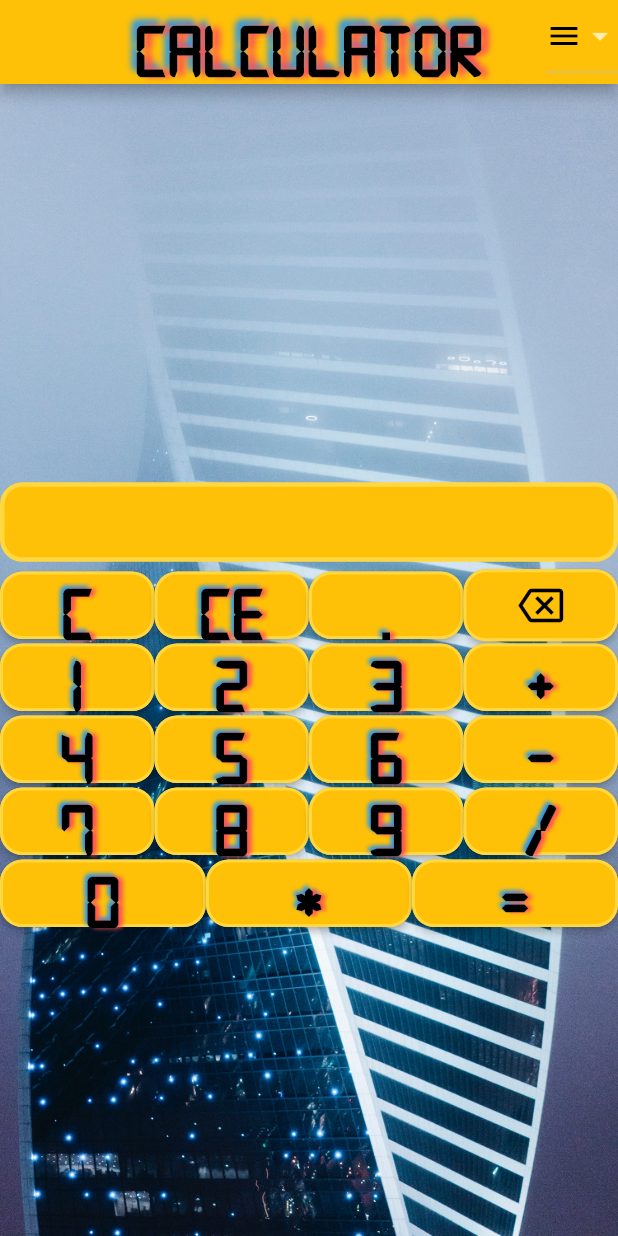
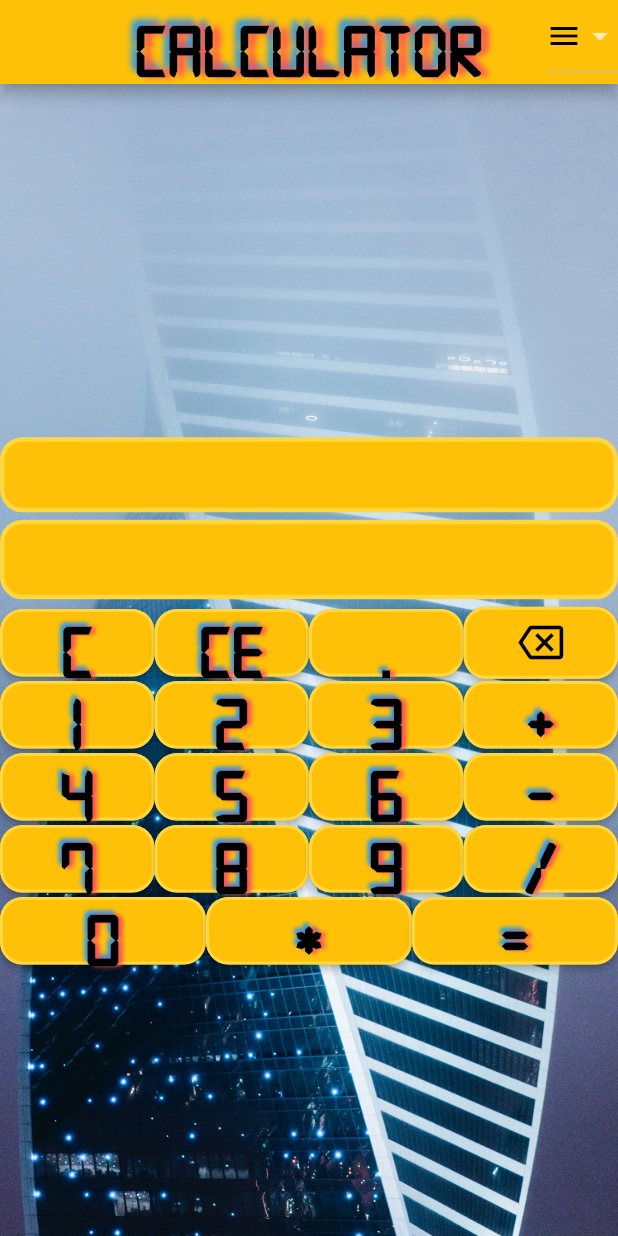
Before and after one commit to TafkaMax/ConnectFoo, a Flutter app: the screen it shows after launch, on a phone screen of 412 x 824 dp. Run offline on Flutter 3.47's test engine with Material 2 defaults, Android fonts, the light colour scheme and no system bars.

Commit message:
added display screen |  made operation buttons more generic

```diff
--- a/calculatorapp/lib/main.dart
+++ b/calculatorapp/lib/main.dart
@@ -18,6 +18,7 @@ class CalculatorApp extends StatelessWidget {
         brightness: Brightness.dark,
         primaryColor: Colors.amber,
         accentColor: Colors.redAccent,
+        disabledColor: Colors.grey,
         elevatedButtonTheme: ElevatedButtonThemeData(
           style: ElevatedButton.styleFrom(
             primary: Colors.amber,
--- a/calculatorapp/lib/providers/calculator_input_model.dart
+++ b/calculatorapp/lib/providers/calculator_input_model.dart
@@ -7,11 +7,11 @@ import 'package:flutter/material.dart';
 class CalculatorInputModel with ChangeNotifier {
   final _calculatorInput = CalculatorInput();
 
-  Queue<String> get inputs => _calculatorInput.currentInputQueue;
+  Queue<String> get currentInputQueue => _calculatorInput.currentInputQueue;
   String get currentInput => _calculatorInput.currentInput;
   Operators get currentOperator => _calculatorInput.currentOperator;
   List<String> get calculatorHistory => _calculatorInput.calculatorHistory;
-  String get currentVisualInput => _calculatorInput.currentVisualInput;
+  List<String> get displayInput => _calculatorInput.displayInput;
 
   void addNumber(String input) {
     _calculatorInput.addNumber(input);
--- a/calculatorapp/lib/screens/calculator_screen.dart
+++ b/calculatorapp/lib/screens/calculator_screen.dart
@@ -1,16 +1,14 @@
 import 'package:Kalkulator/providers/calculator_input_model.dart';
 import 'package:Kalkulator/widgets/backspace_button.dart';
+import 'package:Kalkulator/widgets/calculator_display.dart';
 import 'package:Kalkulator/widgets/calculator_input_screen.dart';
 import 'package:Kalkulator/widgets/clear_button.dart';
 import 'package:Kalkulator/widgets/clear_entry_button.dart';
 import 'package:Kalkulator/widgets/custom_dropdown_menu.dart';
 import 'package:Kalkulator/widgets/decimal_button.dart';
-import 'package:Kalkulator/widgets/divide_button.dart';
 import 'package:Kalkulator/widgets/equals_button.dart';
-import 'package:Kalkulator/widgets/minus_button.dart';
-import 'package:Kalkulator/widgets/multiplier_button.dart';
+import 'package:Kalkulator/widgets/generic_operation_button.dart';
 import 'package:Kalkulator/widgets/number_button.dart';
-import 'package:Kalkulator/widgets/plus_button.dart';
 import 'package:flutter/material.dart';
 import 'package:flutter/widgets.dart';
 import 'package:provider/provider.dart';
@@ -52,7 +50,12 @@ class CalculatorScreen extends StatelessWidget {
                         mainAxisSize: MainAxisSize.min,
                         children: [
                           Container(
-                            child: CalculatorInputScreen(),
+                            child: CalculatorDisplay(
+                                boxConstraints: boxConstraints),
+                          ),
+                          Container(
+                            child: CalculatorInputScreen(
+                                boxConstraints: boxConstraints),
                           ),
                           Row(
                             mainAxisAlignment: MainAxisAlignment.center,
@@ -84,7 +87,9 @@ class CalculatorScreen extends StatelessWidget {
                                 child: NumberButton(buttonnumber: 3),
                               ),
                               Expanded(
-                                child: PlusButton(),
+                                child: GenericOperationButton(
+                                  operation: "+",
+                                ),
                               ),
                             ],
                           ),
@@ -101,7 +106,7 @@ class CalculatorScreen extends StatelessWidget {
                                 child: NumberButton(buttonnumber: 6),
                               ),
                               Expanded(
-                                child: MinusButton(),
+                                child: GenericOperationButton(operation: "-"),
                               ),
                             ],
                           ),
@@ -118,7 +123,9 @@ class CalculatorScreen extends StatelessWidget {
                                 child: NumberButton(buttonnumber: 9),
                               ),
                               Expanded(
-                                child: DivideButton(),
+                                child: GenericOperationButton(
+                                  operation: "/",
+                                ),
                               ),
                             ],
                           ),
@@ -129,7 +136,9 @@ class CalculatorScreen extends StatelessWidget {
                                 child: NumberButton(buttonnumber: 0),
                               ),
                               Expanded(
-                                child: MultiplierButton(),
+                                child: GenericOperationButton(
+                                  operation: "*",
+                                ),
                               ),
                               Expanded(
                                 child: EqualsButton(),
--- /dev/null
+++ b/calculatorapp/lib/widgets/calculator_display.dart
@@ -0,0 +1,47 @@
+import 'package:Kalkulator/providers/calculator_input_model.dart';
+import 'package:flutter/material.dart';
+import 'package:provider/provider.dart';
+
+class CalculatorDisplay extends StatelessWidget {
+  final BoxConstraints boxConstraints;
+
+  CalculatorDisplay({@required this.boxConstraints});
+
+  @override
+  Widget build(BuildContext context) {
+    return Consumer<CalculatorInputModel>(
+      builder: (context, calculatorinputmodel, child) {
+        return Container(
+          padding: EdgeInsets.all(10),
+          constraints: BoxConstraints(
+            minWidth: boxConstraints.maxWidth,
+            // fontsize is 30, padding is 10, so 50 is needed for it not change size if empty
+            minHeight: Theme.of(context).textTheme.bodyText1.fontSize + 20,
+          ),
+          decoration: BoxDecoration(
+            borderRadius: BorderRadius.circular(15),
+            border: Border.all(
+              width: 3,
+              color: Colors.amberAccent,
+            ),
+            color: Colors.amber,
+          ),
+          child: Wrap(
+            alignment: WrapAlignment.end,
+            spacing: 1,
+            runSpacing: 3,
+            children: calculatorinputmodel.displayInput
+                .map(
+                  (op) => (new Text(
+                    op,
+                    style: Theme.of(context).textTheme.bodyText1,
+                    softWrap: true,
+                  )),
+                )
+                .toList(),
+          ),
+        );
+      },
+    );
+  }
+}
--- a/calculatorapp/lib/widgets/calculator_input_screen.dart
+++ b/calculatorapp/lib/widgets/calculator_input_screen.dart
@@ -3,6 +3,10 @@ import 'package:flutter/material.dart';
 import 'package:provider/provider.dart';
 
 class CalculatorInputScreen extends StatelessWidget {
+  final BoxConstraints boxConstraints;
+
+  const CalculatorInputScreen({this.boxConstraints});
+
   @override
   Widget build(BuildContext context) {
     return Consumer<CalculatorInputModel>(
@@ -18,30 +22,16 @@ class CalculatorInputScreen extends StatelessWidget {
           ),
           color: Colors.amber,
         ),
-        child: Row(
-          mainAxisSize: MainAxisSize.max,
-          mainAxisAlignment: MainAxisAlignment.end,
+        constraints: BoxConstraints(
+          minWidth: boxConstraints.maxWidth,
+        ),
+        child: Wrap(
+          alignment: WrapAlignment.end,
           children: <Widget>[
             Text(
-              calculatorinputmodel.currentVisualInput,
-              style: TextStyle(
-                color: Colors.black,
-                fontSize: 50,
-                fontWeight: FontWeight.bold,
-                shadows: [
-                  Shadow(
-                    color: Colors.blue,
-                    offset: Offset.fromDirection(4, 3.0),
-                    blurRadius: 3.0,
-                  ),
-                  Shadow(
-                    color: Colors.redAccent,
-                    offset: Offset.fromDirection(0, 3.0),
-                    blurRadius: 3.0,
-                  ),
-                ],
-              ),
-              overflow: TextOverflow.ellipsis,
+              calculatorinputmodel.currentInput,
+              style: Theme.of(context).textTheme.headline1,
+              softWrap: true,
             ),
           ],
         ),
--- /dev/null
+++ b/calculatorapp/lib/widgets/generic_operation_button.dart
@@ -0,0 +1,48 @@
+import 'package:Kalkulator/enums/operators.dart';
+import 'package:Kalkulator/providers/calculator_input_model.dart';
+import 'package:flutter/material.dart';
+import 'package:provider/provider.dart';
+
+class GenericOperationButton extends StatelessWidget {
+  final String operation;
+
+  GenericOperationButton({@required this.operation});
+
+  @override
+  Widget build(BuildContext context) {
+    return ElevatedButton(
+        child: Text(
+          operation,
+          style: Theme.of(context).textTheme.button,
+        ),
+        style: Theme.of(context).elevatedButtonTheme.style,
+        onPressed: () {
+          getOperation(context, operation);
+        });
+  }
+
+  void getOperation(BuildContext context, String operation) {
+    switch (operation) {
+      case "/":
+        return Provider.of<CalculatorInputModel>(context, listen: false)
+            .divide();
+      case "+":
+        return Provider.of<CalculatorInputModel>(context, listen: false).plus();
+      case "-":
+        return Provider.of<CalculatorInputModel>(context, listen: false)
+            .minus();
+      case "*":
+        return Provider.of<CalculatorInputModel>(context, listen: false)
+            .multiply();
+    }
+  }
+}
+
+// Provider.of<CalculatorInputModel>(context, listen: true)
+//                   .currentOperator !=
+//               Operators.empty
+//           ? null
+//           : () => (getOperation(
+//                 context,
+//                 operation,
+//               )),
```
Also changed, not shown: calculatorapp/lib/models/calculator_input.dart (+22 -33 lines), calculatorapp/lib/widgets/divide_button.dart (+7 -3 lines).
